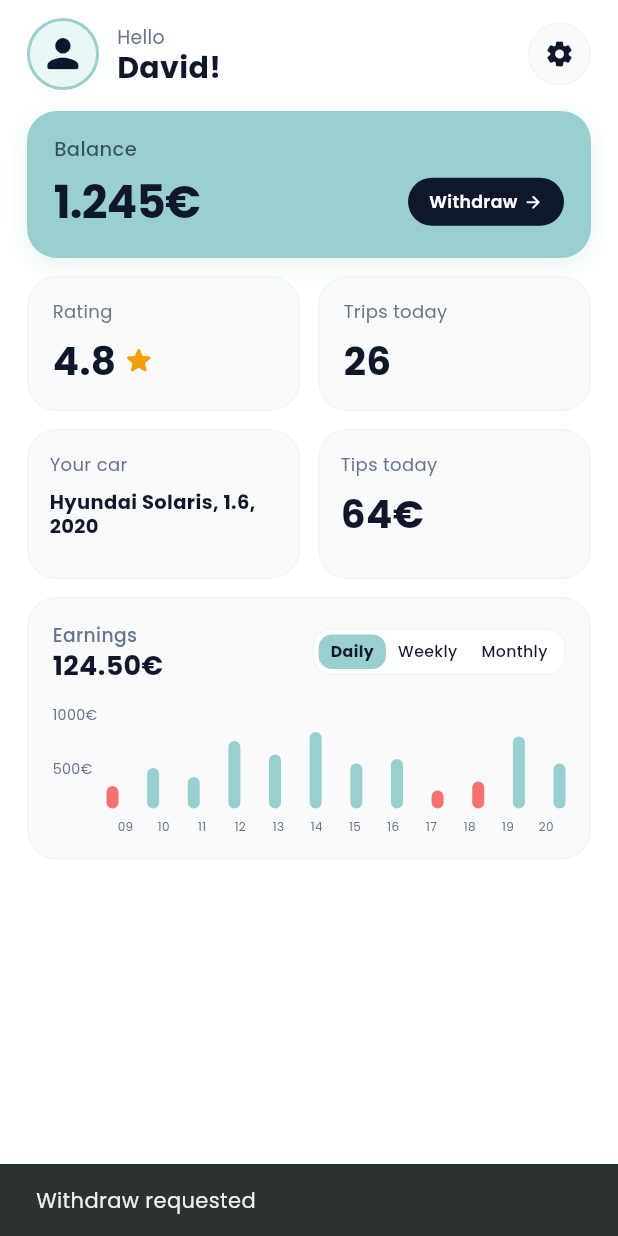
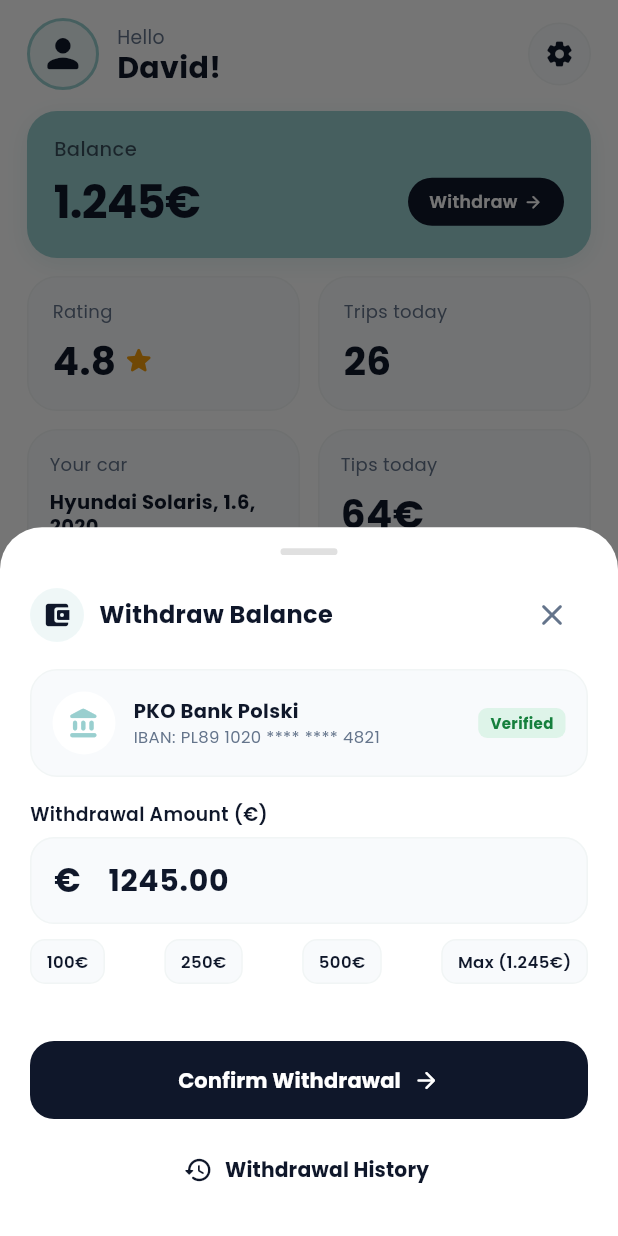
Before and after one commit to KnittyDev/RiviroDriverBalkans, a Flutter app: the ProfileScreen screen opened directly, after a tap on "Withdraw", on a phone screen of 412 x 824 dp. Run offline on Flutter 3.47's test engine with Material 3 defaults, Android fonts, the phone set to English and light mode, and no system bars; our stand-ins replace audioplayers, flutter_dotenv, google_fonts, google_maps_flutter, image_picker, location and 3 more.

Commit message:
withdraw balance / withdraws history integrated

```diff
--- a/lib/screens/profile/profile_screen.dart
+++ b/lib/screens/profile/profile_screen.dart
@@ -1,5 +1,6 @@
 import 'package:flutter/material.dart';
 import '../../theme/app_theme.dart';
+import '../../widgets/withdraw_modal.dart';
 import 'widgets/profile_header.dart';
 import 'widgets/balance_card.dart';
 import 'widgets/stats_grid.dart';
@@ -34,16 +35,11 @@ class ProfileScreen extends StatelessWidget {
               ),
               const SizedBox(height: 14),
 
-              // 2. Balance Card
+              // 2. Balance Card with Integrated Withdraw Modal
               BalanceCard(
                 balance: '1.245€',
                 onCashOutTap: () {
-                  ScaffoldMessenger.of(context).showSnackBar(
-                    const SnackBar(
-                      content: Text('Withdraw requested'),
-                      duration: Duration(seconds: 2),
-                    ),
-                  );
+                  WithdrawModal.show(context, availableBalance: '1.245€');
                 },
               ),
               const SizedBox(height: 12),
--- /dev/null
+++ b/lib/widgets/withdraw_modal.dart
@@ -0,0 +1,400 @@
+import 'package:flutter/material.dart';
+import 'package:google_fonts/google_fonts.dart';
+import '../theme/app_theme.dart';
+import 'withdraw_history_modal.dart';
+
+class WithdrawModal extends StatefulWidget {
+  final String availableBalance;
+
+  const WithdrawModal({
+    super.key,
+    this.availableBalance = '1.245€',
+  });
+
+  static void show(BuildContext context, {String availableBalance = '1.245€'}) {
+    showModalBottomSheet(
+      context: context,
+      isScrollControlled: true,
+      backgroundColor: Colors.transparent,
+      builder: (context) => WithdrawModal(availableBalance: availableBalance),
+    );
+  }
+
+  @override
+  State<WithdrawModal> createState() => _WithdrawModalState();
+}
+
+class _WithdrawModalState extends State<WithdrawModal> {
+  late TextEditingController _amountController;
+  bool _isExpressPayout = true;
+  bool _isProcessing = false;
+  bool _isSuccess = false;
+
+  @override
+  void initState() {
+    super.initState();
+    _amountController = TextEditingController(text: '1245.00');
+  }
+
+  @override
+  void dispose() {
+    _amountController.dispose();
+    super.dispose();
+  }
+
+  void _handleConfirmPayout() async {
+    setState(() {
+      _isProcessing = true;
+    });
+
+    await Future.delayed(const Duration(milliseconds: 1400));
+
+    if (mounted) {
+      setState(() {
+        _isProcessing = false;
+        _isSuccess = true;
+      });
+    }
+  }
+
+  @override
+  Widget build(BuildContext context) {
+    final bottomInset = MediaQuery.of(context).viewInsets.bottom;
+    final safeBottomInset = MediaQuery.of(context).padding.bottom + 20;
+
+    return Container(
+      decoration: const BoxDecoration(
+        color: Colors.white,
+        borderRadius: BorderRadius.vertical(top: Radius.circular(28)),
+      ),
+      padding: EdgeInsets.only(
+        left: 20,
+        right: 20,
+        top: 14,
+        bottom: bottomInset + safeBottomInset,
+      ),
+      child: AnimatedSwitcher(
+        duration: const Duration(milliseconds: 300),
+        child: _isSuccess ? _buildSuccessView() : _buildFormView(),
+      ),
+    );
+  }
+
+  Widget _buildFormView() {
+    return Column(
+      key: const ValueKey('form_view'),
+      mainAxisSize: MainAxisSize.min,
+      crossAxisAlignment: CrossAxisAlignment.start,
+      children: [
+        // Handle Bar
+        Center(
+          child: Container(
+            width: 38,
+            height: 4.5,
+            decoration: BoxDecoration(
+              color: Colors.grey.shade300,
+              borderRadius: BorderRadius.circular(10),
+            ),
+          ),
+        ),
+        const SizedBox(height: 16),
+
+        // Header Title
+        Row(
+          mainAxisAlignment: MainAxisAlignment.spaceBetween,
+          children: [
+            Row(
+              children: [
+                Container(
+                  padding: const EdgeInsets.all(8),
+                  decoration: BoxDecoration(
+                    color: AppColors.primaryActiveBg,
+                    shape: BoxShape.circle,
+                  ),
+                  child: const Icon(Icons.account_balance_wallet_rounded, color: AppColors.textDark, size: 20),
+                ),
+                const SizedBox(width: 10),
+                Text(
+                  'Withdraw Balance',
+                  style: GoogleFonts.poppins(
+                    fontSize: 16,
+                    fontWeight: FontWeight.bold,
+                    color: AppColors.textDark,
+                  ),
+                ),
+              ],
+            ),
+            IconButton(
+              onPressed: () => Navigator.pop(context),
+              icon: const Icon(Icons.close_rounded, color: AppColors.textMuted),
+            ),
+          ],
+        ),
+        const SizedBox(height: 12),
+
+        // Destination Bank Account Card
+        Container(
+          padding: const EdgeInsets.all(14),
+          decoration: BoxDecoration(
+            color: const Color(0xFFF8FAFC),
+            borderRadius: BorderRadius.circular(18),
+            border: Border.all(color: AppColors.border),
+          ),
+          child: Row(
+            children: [
+              Container(
+                padding: const EdgeInsets.all(10),
+                decoration: const BoxDecoration(
+                  color: Colors.white,
+                  shape: BoxShape.circle,
+                ),
+                child: const Icon(Icons.account_balance_rounded, color: AppColors.primary, size: 22),
+              ),
+              const SizedBox(width: 12),
+              Expanded(
+                child: Column(
+                  crossAxisAlignment: CrossAxisAlignment.start,
+                  children: [
+                    Text(
+                      'PKO Bank Polski',
+                      style: GoogleFonts.poppins(
+                        fontSize: 13,
+                        fontWeight: FontWeight.bold,
+                        color: AppColors.textDark,
+                      ),
+                    ),
+                    Text(
+                      'IBAN: PL89 1020 **** **** 4821',
+                      style: GoogleFonts.poppins(fontSize: 11, color: AppColors.textMuted),
+                    ),
+                  ],
+                ),
+              ),
+              Container(
+                padding: const EdgeInsets.symmetric(horizontal: 8, vertical: 3),
+                decoration: BoxDecoration(
+                  color: const Color(0xFF22C55E).withOpacity(0.12),
+                  borderRadius: BorderRadius.circular(6),
+                ),
+                child: Text(
+                  'Verified',
+                  style: GoogleFonts.poppins(
+                    fontSize: 10,
+                    fontWeight: FontWeight.bold,
+                    color: const Color(0xFF15803D),
+                  ),
+                ),
+              ),
+            ],
+          ),
+        ),
+        const SizedBox(height: 16),
+
+        // Amount Input Field
+        Text(
+          'Withdrawal Amount (€)',
+          style: GoogleFonts.poppins(fontSize: 12.5, fontWeight: FontWeight.w600, color: AppColors.textDark),
+        ),
+        const SizedBox(height: 6),
+        TextField(
+          controller: _amountController,
+          keyboardType: const TextInputType.numberWithOptions(decimal: true),
+          style: GoogleFonts.poppins(fontSize: 20, fontWeight: FontWeight.bold, color: AppColors.textDark),
+          decoration: InputDecoration(
+            prefixIcon: const Padding(
+              padding: EdgeInsets.only(left: 16, right: 8, top: 12, bottom: 12),
+              child: Text(
+                '€',
+                style: TextStyle(fontSize: 22, fontWeight: FontWeight.bold, color: AppColors.textDark),
+              ),
+            ),
+            filled: true,
+            fillColor: const Color(0xFFF8FAFC),
+            contentPadding: const EdgeInsets.symmetric(horizontal: 16, vertical: 14),
+            border: OutlineInputBorder(
+              borderRadius: BorderRadius.circular(16),
+              borderSide: const BorderSide(color: AppColors.border),
+            ),
+            enabledBorder: OutlineInputBorder(
+              borderRadius: BorderRadius.circular(16),
+              borderSide: const BorderSide(color: AppColors.border),
+            ),
+            focusedBorder: OutlineInputBorder(
+              borderRadius: BorderRadius.circular(16),
+              borderSide: const BorderSide(color: AppColors.primary, width: 1.5),
+            ),
+          ),
+        ),
+        const SizedBox(height: 10),
+
+        // Preset Quick Choice Chips
+        Row(
+          mainAxisAlignment: MainAxisAlignment.spaceBetween,
+          children: [
+            _buildPresetChip('100€', '100.00'),
+            _buildPresetChip('250€', '250.00'),
+            _buildPresetChip('500€', '500.00'),
+            _buildPresetChip('Max (${widget.availableBalance})', '1245.00'),
+          ],
+        ),
+        const SizedBox(height: 16),
+
+        const SizedBox(height: 22),
+
+        // Confirm Button
+        SizedBox(
+          width: double.infinity,
+          height: 52,
+          child: ElevatedButton(
+            onPressed: _isProcessing ? null : _handleConfirmPayout,
+            style: ElevatedButton.styleFrom(
+              backgroundColor: AppColors.textDark,
+              elevation: 0,
+              shape: RoundedRectangleBorder(borderRadius: BorderRadius.circular(16)),
+            ),
+            child: _isProcessing
+                ? const SizedBox(
+                    width: 22,
+                    height: 22,
+                    child: CircularProgressIndicator(color: Colors.white, strokeWidth: 2.5),
+                  )
+                : Row(
+                    mainAxisAlignment: MainAxisAlignment.center,
+                    children: [
+                      Text(
+                        'Confirm Withdrawal',
+                        style: GoogleFonts.poppins(
+                          fontSize: 14,
+                          fontWeight: FontWeight.bold,
+                          color: Colors.white,
+                        ),
+                      ),
+                      const SizedBox(width: 8),
+                      const Icon(Icons.arrow_forward_rounded, color: Colors.white, size: 18),
+                    ],
+                  ),
+          ),
+        ),
+        const SizedBox(height: 10),
+
+        // Withdrawal History Button
+        SizedBox(
+          width: double.infinity,
+          height: 48,
+          child: TextButton.icon(
+            onPressed: () {
+              Navigator.pop(context);
+              WithdrawHistoryModal.show(context);
+            },
+            icon: const Icon(Icons.history_rounded, color: AppColors.textDark, size: 20),
+            label: Text(
+              'Withdrawal History',
+              style: GoogleFonts.poppins(
+                fontSize: 13.5,
+                fontWeight: FontWeight.bold,
+                color: AppColors.textDark,
+              ),
+            ),
+          ),
+        ),
+      ],
+    );
+  }
+
+  Widget _buildPresetChip(String label, String value) {
+    return GestureDetector(
+      onTap: () {
+        setState(() {
+          _amountController.text = value;
+        });
+      },
+      child: Container(
+        padding: const EdgeInsets.symmetric(horizontal: 10, vertical: 6),
+        decoration: BoxDecoration(
+          color: const Color(0xFFF8FAFC),
+          borderRadius: BorderRadius.circular(10),
+          border: Border.all(color: AppColors.border),
+        ),
+        child: Text(
+          label,
+          style: GoogleFonts.poppins(
+            fontSize: 11,
+            fontWeight: FontWeight.w600,
+            color: AppColors.textDark,
+          ),
+        ),
+      ),
+    );
+  }
+
+  Widget _buildSuccessView() {
+    return Column(
+      key: const ValueKey('success_view'),
+      mainAxisSize: MainAxisSize.min,
+      children: [
+        const SizedBox(height: 10),
+        Container(
+          padding: const EdgeInsets.all(16),
+          decoration: const BoxDecoration(
+            color: Color(0xFF22C55E),
+            shape: BoxShape.circle,
+          ),
+          child: const Icon(Icons.check_rounded, color: Colors.white, size: 40),
+        ),
+        const SizedBox(height: 16),
+        Text(
+          'Withdrawal Initiated!',
+          style: GoogleFonts.poppins(
+            fontSize: 18,
+            fontWeight: FontWeight.bold,
+            color: AppColors.textDark,
+          ),
+        ),
+        const SizedBox(height: 6),
+        Text(
+          '€${_amountController.text} is on its way to your PKO Bank Polski IBAN.',
+          textAlign: TextAlign.center,
+          style: GoogleFonts.poppins(fontSize: 12.5, color: AppColors.textMuted),
+        ),
+        const SizedBox(height: 14),
+        Container(
+          padding: const EdgeInsets.symmetric(horizontal: 14, vertical: 8),
+          decoration: BoxDecoration(
+            color: const Color(0xFFF8FAFC),
+            borderRadius: BorderRadius.circular(12),
+            border: Border.all(color: AppColors.border),
+          ),
+          child: Text(
+            'Ref ID: #TRX-9821-SEPA',
+            style: GoogleFonts.poppins(
+              fontSize: 11.5,
+              fontWeight: FontWeight.bold,
+              color: AppColors.textDark,
+            ),
+          ),
+        ),
+        const SizedBox(height: 24),
+        SizedBox(
+          width: double.infinity,
+          height: 48,
+          child: ElevatedButton(
+            onPressed: () => Navigator.pop(context),
+            style: ElevatedButton.styleFrom(
+              backgroundColor: AppColors.primary,
+              elevation: 0,
+              shape: RoundedRectangleBorder(borderRadius: BorderRadius.circular(14)),
+            ),
+            child: Text(
+              'Done',
+              style: GoogleFonts.poppins(
+                fontSize: 14,
+                fontWeight: FontWeight.bold,
+                color: AppColors.textDark,
+              ),
+            ),
+          ),
+        ),
+      ],
+    );
+  }
+}
```
Also changed, not shown: lib/widgets/withdraw_history_modal.dart (added, +199 -0 lines).
